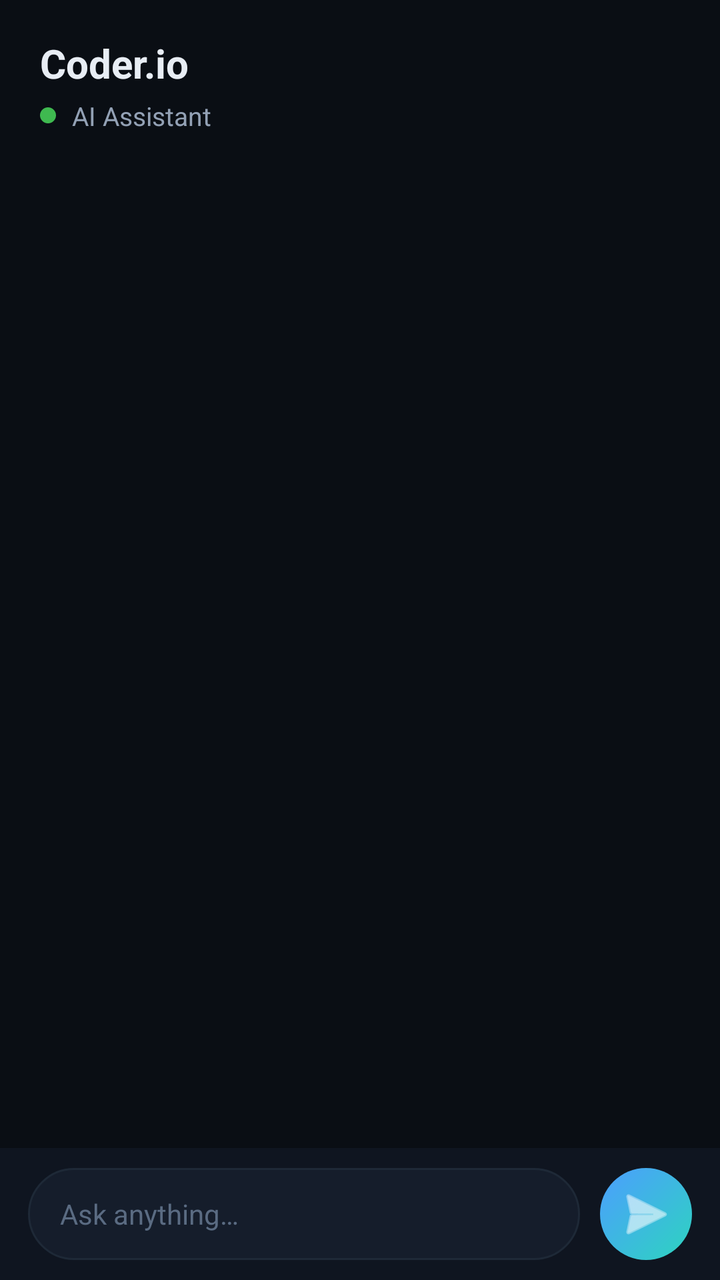
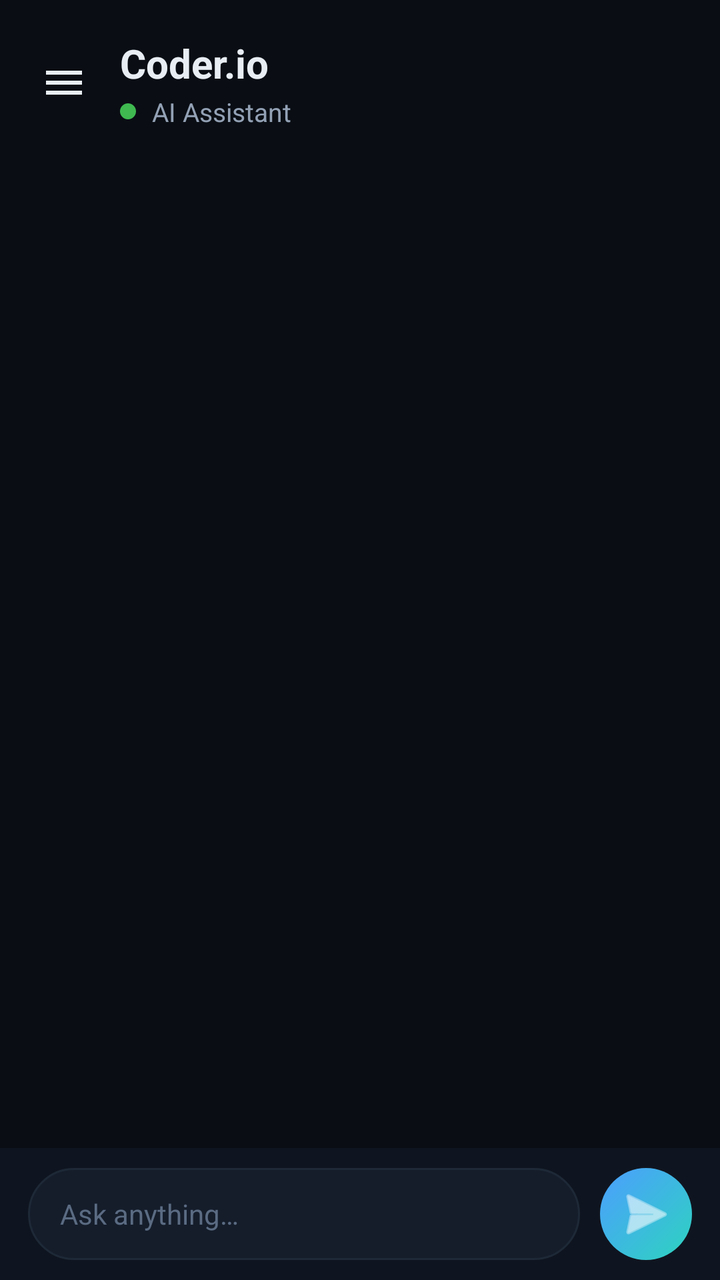

Compare the two renders of this Android layout. The source of the first and the diff that turns it into the second are given below.
<!-- AndroidManifest.xml: application theme Theme.CoderIO -->
<!-- res/layout/fragment_chat.xml -->
<?xml version="1.0" encoding="utf-8"?>
<LinearLayout xmlns:android="http://schemas.android.com/apk/res/android"
    xmlns:app="http://schemas.android.com/apk/res-auto"
    android:layout_width="match_parent"
    android:layout_height="match_parent"
    android:orientation="vertical"
    android:background="@color/bg_primary">

    
    <LinearLayout
        android:layout_width="match_parent"
        android:layout_height="wrap_content"
        android:orientation="vertical"
        android:paddingStart="20dp"
        android:paddingEnd="20dp"
        android:paddingTop="18dp"
        android:paddingBottom="12dp">

        <TextView
            android:layout_width="wrap_content"
            android:layout_height="wrap_content"
            android:text="@string/tab_chat"
            style="@style/Text.CoderIO.ScreenTitle" />

        <LinearLayout
            android:layout_width="wrap_content"
            android:layout_height="wrap_content"
            android:orientation="horizontal"
            android:gravity="center_vertical"
            android:layout_marginTop="4dp">

            <View
                android:layout_width="8dp"
                android:layout_height="8dp"
                android:background="@drawable/bg_status_dot" />

            <TextView
                android:id="@+id/chat_model_label"
                android:layout_width="wrap_content"
                android:layout_height="wrap_content"
                android:layout_marginStart="8dp"
                android:text="@string/chat_subtitle"
                android:textColor="@color/text_secondary"
                android:textSize="13sp" />
        </LinearLayout>
    </LinearLayout>

    
    <ScrollView
        android:id="@+id/chat_scroll"
        android:layout_width="match_parent"
        android:layout_height="0dp"
        android:layout_weight="1"
        android:fillViewport="true"
        android:clipToPadding="false"
        android:paddingStart="14dp"
        android:paddingEnd="14dp"
        android:paddingTop="6dp"
        android:paddingBottom="10dp">

        <LinearLayout
            android:id="@+id/chat_messages"
            android:layout_width="match_parent"
            android:layout_height="wrap_content"
            android:orientation="vertical" />
    </ScrollView>

    
    <LinearLayout
        android:layout_width="match_parent"
        android:layout_height="wrap_content"
        android:orientation="horizontal"
        android:gravity="center_vertical"
        android:background="@color/bg_secondary"
        android:paddingStart="14dp"
        android:paddingEnd="14dp"
        android:paddingTop="10dp"
        android:paddingBottom="10dp">

        <EditText
            android:id="@+id/chat_input"
            android:layout_width="0dp"
            android:layout_height="46dp"
            android:layout_weight="1"
            android:background="@drawable/bg_input_pill"
            android:textColor="@color/text_primary"
            android:textColorHint="@color/text_faint"
            android:hint="@string/hint_type_message"
            android:textSize="14sp"
            android:singleLine="true"
            android:imeOptions="actionSend"
            android:inputType="textNoSuggestions"
            android:paddingHorizontal="16dp"
            android:paddingVertical="8dp" />

        <ImageButton
            android:id="@+id/btn_chat_send"
            android:layout_width="46dp"
            android:layout_height="46dp"
            android:background="@drawable/bg_send_gradient"
            android:src="@android:drawable/ic_menu_send"
            android:contentDescription="@string/send"
            android:layout_marginStart="10dp"
            android:padding="11dp"
            app:tint="@android:color/white" />

    </LinearLayout>

</LinearLayout>
<!-- resources referenced by this layout -->
<resources>
  <color name="bg_primary">#FF0A0E14</color>
  <color name="bg_secondary">#FF0F1520</color>
  <color name="text_faint">#FF5A6B82</color>
  <color name="text_primary">#FFE8EDF4</color>
  <color name="text_secondary">#FF93A1B5</color>
  <!-- drawable bg_input_pill (drawable) -->
  <?xml version="1.0" encoding="utf-8"?>
  <shape xmlns:android="http://schemas.android.com/apk/res/android"
      android:shape="rectangle">
      <solid android:color="@color/bg_surface" />
      <stroke android:width="1dp" android:color="@color/stroke" />
      <corners android:radius="24dp" />
  </shape>
  <!-- drawable bg_send_gradient (drawable) -->
  <?xml version="1.0" encoding="utf-8"?>
  <shape xmlns:android="http://schemas.android.com/apk/res/android"
      android:shape="oval">
      <gradient
          android:angle="315"
          android:startColor="@color/accent"
          android:endColor="@color/accent_teal" />
  </shape>
  <!-- drawable bg_status_dot (drawable) -->
  <?xml version="1.0" encoding="utf-8"?>
  <shape xmlns:android="http://schemas.android.com/apk/res/android"
      android:shape="oval">
      <solid android:color="@color/accent_green" />
      <size android:width="8dp" android:height="8dp" />
  </shape>
  <string name="chat_subtitle">AI Assistant</string>
  <string name="hint_type_message">Ask anything…</string>
  <string name="send">Send</string>
  <string name="tab_chat">Coder.io</string>
  <style name="Text.CoderIO.ScreenTitle" parent="">
          <item name="android:textSize">20sp</item>
          <item name="android:textStyle">bold</item>
          <item name="android:textColor">@color/text_primary</item>
      </style>
  <style name="Theme.CoderIO" parent="Theme.MaterialComponents.NoActionBar">
          <item name="colorPrimary">@color/accent</item>
          <item name="colorPrimaryVariant">@color/accent_deep</item>
          <item name="colorOnPrimary">@android:color/white</item>
          <item name="colorSecondary">@color/accent_teal</item>
          <item name="colorOnSurface">@color/text_primary</item>
          <item name="android:colorBackground">@color/bg_primary</item>
          <item name="colorSurface">@color/bg_secondary</item>
          <item name="android:statusBarColor">@color/bg_primary</item>
          <item name="android:navigationBarColor">@color/bg_primary</item>
          <item name="android:windowLightStatusBar">false</item>
          <item name="android:windowLightNavigationBar">false</item>
      </style>
  <color name="bg_surface">#FF151D2B</color>
  <color name="stroke">#FF1E2937</color>
  <color name="accent">#FF4C9EFF</color>
  <color name="accent_teal">#FF2DD4BF</color>
  <color name="accent_green">#FF3FB950</color>
  <color name="accent_deep">#FF1F5FD6</color>
</resources>

<!-- the commit's change to res/layout/fragment_chat.xml (unified diff, before → after) -->
@@ -10,38 +10,64 @@
     <LinearLayout
         android:layout_width="match_parent"
         android:layout_height="wrap_content"
-        android:orientation="vertical"
-        android:paddingStart="20dp"
+        android:orientation="horizontal"
+        android:gravity="center_vertical"
+        android:paddingStart="12dp"
         android:paddingEnd="20dp"
         android:paddingTop="18dp"
         android:paddingBottom="12dp">
 
-        <TextView
-            android:layout_width="wrap_content"
-            android:layout_height="wrap_content"
-            android:text="@string/tab_chat"
-            style="@style/Text.CoderIO.ScreenTitle" />
+        
+        <ImageButton
+            android:id="@+id/btn_open_drawer"
+            android:layout_width="40dp"
+            android:layout_height="40dp"
+            android:background="?attr/selectableItemBackgroundBorderless"
+            android:src="@drawable/ic_menu"
+            android:contentDescription="Chat history"
+            android:padding="8dp"
+            android:scaleType="centerInside"
+            android:layout_marginEnd="8dp"
+            app:tint="@color/text_primary" />
 
         <LinearLayout
-            android:layout_width="wrap_content"
+            android:layout_width="0dp"
             android:layout_height="wrap_content"
-            android:orientation="horizontal"
-            android:gravity="center_vertical"
-            android:layout_marginTop="4dp">
-
-            <View
-                android:layout_width="8dp"
-                android:layout_height="8dp"
-                android:background="@drawable/bg_status_dot" />
+            android:layout_weight="1"
+            android:orientation="vertical">
 
             <TextView
-                android:id="@+id/chat_model_label"
+                android:id="@+id/chat_session_title"
                 android:layout_width="wrap_content"
                 android:layout_height="wrap_content"
-                android:layout_marginStart="8dp"
-                android:text="@string/chat_subtitle"
-                android:textColor="@color/text_secondary"
-                android:textSize="13sp" />
+                android:text="@string/tab_chat"
+                android:textColor="@color/text_primary"
+                android:textSize="20sp"
+                android:textStyle="bold"
+                android:maxLines="1"
+                android:ellipsize="end" />
+
+            <LinearLayout
+                android:layout_width="wrap_content"
+                android:layout_height="wrap_content"
+                android:orientation="horizontal"
+                android:gravity="center_vertical"
+                android:layout_marginTop="2dp">
+
+                <View
+                    android:layout_width="8dp"
+                    android:layout_height="8dp"
+                    android:background="@drawable/bg_status_dot" />
+
+                <TextView
+                    android:id="@+id/chat_model_label"
+                    android:layout_width="wrap_content"
+                    android:layout_height="wrap_content"
+                    android:layout_marginStart="8dp"
+                    android:text="@string/chat_subtitle"
+                    android:textColor="@color/text_secondary"
+                    android:textSize="13sp" />
+            </LinearLayout>
         </LinearLayout>
     </LinearLayout>
 
<!-- resource entries referenced after the edit -->
@@ -29,15 +29,21 @@
       <solid android:color="@color/accent_green" />
       <size android:width="8dp" android:height="8dp" />
   </shape>
+  <!-- drawable ic_menu (drawable) -->
+  <vector xmlns:android="http://schemas.android.com/apk/res/android"
+      android:width="24dp"
+      android:height="24dp"
+      android:viewportWidth="24"
+      android:viewportHeight="24"
+      android:tint="@color/text_primary">
+      <path
+          android:fillColor="@android:color/white"
+          android:pathData="M3,18h18v-2H3v2zm0,-5h18v-2H3v2zm0,-7v2h18V6H3z"/>
+  </vector>
   <string name="chat_subtitle">AI Assistant</string>
   <string name="hint_type_message">Ask anything…</string>
   <string name="send">Send</string>
   <string name="tab_chat">Coder.io</string>
-  <style name="Text.CoderIO.ScreenTitle" parent="">
-          <item name="android:textSize">20sp</item>
-          <item name="android:textStyle">bold</item>
-          <item name="android:textColor">@color/text_primary</item>
-      </style>
   <style name="Theme.CoderIO" parent="Theme.MaterialComponents.NoActionBar">
           <item name="colorPrimary">@color/accent</item>
           <item name="colorPrimaryVariant">@color/accent_deep</item>
